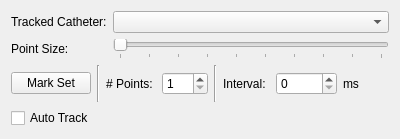
pengwg/vurtigo, file Plugins/CathHistory/CathHistory.ui: the form before one commit.
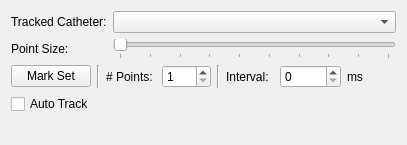
The form after the commit.

Commit message:
Added changes to marking a set of points in CathHistory
Analysis:

There was no feedback to the user (either in the display or in the saved
points) about how many points per set were saved

Resolution:

Added a "set" property to each point that is marked from Cath History to show
which set it is in as well as some GUI feedback about how many points per set
were marked

BugID: 753
Reviewed by:

```diff
--- a/Plugins/CathHistory/CathHistory.ui
+++ b/Plugins/CathHistory/CathHistory.ui
@@ -6,7 +6,7 @@
    <rect>
     <x>0</x>
     <y>0</y>
-    <width>400</width>
+    <width>407</width>
     <height>139</height>
    </rect>
   </property>
@@ -139,6 +139,13 @@
      </item>
     </layout>
    </item>
+   <item row="6" column="0" colspan="2">
+    <widget class="QLabel" name="savedLabel">
+     <property name="text">
+      <string/>
+     </property>
+    </widget>
+   </item>
   </layout>
  </widget>
  <resources/>
```
The commit also changes 6 other files.
